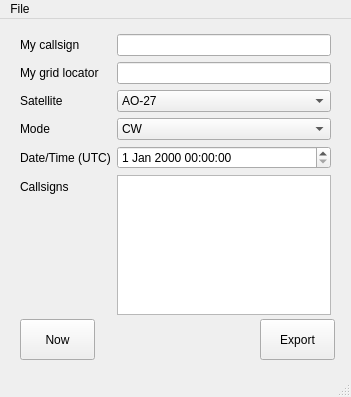
Qt form Sources/U2.Suite/logger/ui/FastSatEntry.ui (ut8uu/U2.Suite.Python) before a commit.
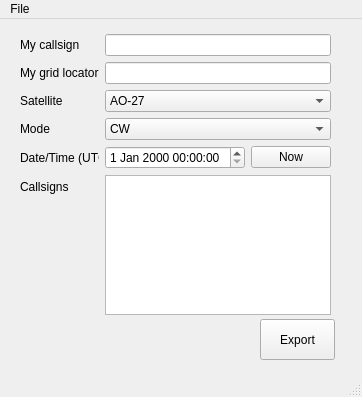
The same form after that commit.

Commit message: Implemented export

The edit to the form file:
```diff
--- a/Sources/U2.Suite/logger/ui/FastSatEntry.ui
+++ b/Sources/U2.Suite/logger/ui/FastSatEntry.ui
@@ -6,7 +6,7 @@
    <rect>
     <x>0</x>
     <y>0</y>
-    <width>351</width>
+    <width>362</width>
     <height>397</height>
    </rect>
   </property>
@@ -14,19 +14,6 @@
    <string>Fast Sat Entry</string>
   </property>
   <widget class="QWidget" name="centralwidget">
-   <widget class="QPushButton" name="btnNow">
-    <property name="geometry">
-     <rect>
-      <x>20</x>
-      <y>300</y>
-      <width>75</width>
-      <height>41</height>
-     </rect>
-    </property>
-    <property name="text">
-     <string>Now</string>
-    </property>
-   </widget>
    <widget class="QPushButton" name="btnExport">
     <property name="geometry">
      <rect>
@@ -40,7 +27,7 @@
      <string>Export</string>
     </property>
    </widget>
-   <widget class="QWidget" name="">
+   <widget class="QWidget" name="layoutWidget">
     <property name="geometry">
      <rect>
       <x>20</x>
@@ -93,9 +80,6 @@
        </property>
       </widget>
      </item>
-     <item row="4" column="1">
-      <widget class="QDateTimeEdit" name="dateTime"/>
-     </item>
      <item row="5" column="0">
       <widget class="QLabel" name="label_3">
        <property name="text">
@@ -118,7 +102,11 @@
       </widget>
      </item>
      <item row="0" column="1">
-      <widget class="QLineEdit" name="tbMyCallsign"/>
+      <widget class="QLineEdit" name="tbMyCallsign">
+       <property name="text">
+        <string/>
+       </property>
+      </widget>
      </item>
      <item row="1" column="0">
       <widget class="QLabel" name="label_5">
@@ -161,6 +149,20 @@
        </item>
       </widget>
      </item>
+     <item row="4" column="1">
+      <layout class="QHBoxLayout" name="horizontalLayout">
+       <item>
+        <widget class="QDateTimeEdit" name="dateTime"/>
+       </item>
+       <item>
+        <widget class="QPushButton" name="btnNow">
+         <property name="text">
+          <string>Now</string>
+         </property>
+        </widget>
+       </item>
+      </layout>
+     </item>
     </layout>
    </widget>
   </widget>
@@ -169,7 +171,7 @@
     <rect>
      <x>0</x>
      <y>0</y>
-     <width>351</width>
+     <width>362</width>
      <height>21</height>
     </rect>
    </property>
```
The commit also changes 2 other files.
